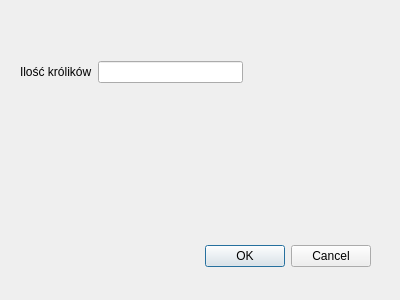
Old version of the form pjc_las/dialog.ui in the repository Martika98/PJC.
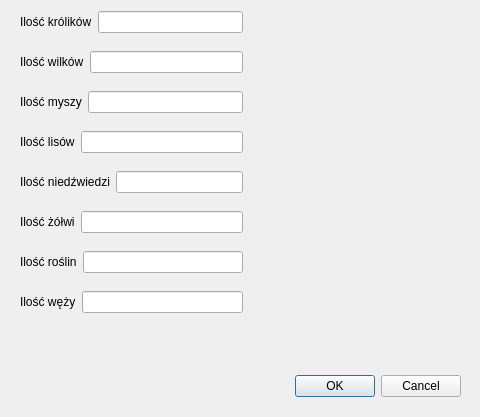
New version of the form.

The edit to the form file:
```diff
--- a/pjc_las/dialog.ui
+++ b/pjc_las/dialog.ui
@@ -6,8 +6,8 @@
    <rect>
     <x>0</x>
     <y>0</y>
-    <width>400</width>
-    <height>300</height>
+    <width>480</width>
+    <height>417</height>
    </rect>
   </property>
   <property name="windowTitle">
@@ -16,8 +16,8 @@
   <widget class="QDialogButtonBox" name="buttonBox">
    <property name="geometry">
     <rect>
-     <x>30</x>
-     <y>240</y>
+     <x>120</x>
+     <y>370</y>
      <width>341</width>
      <height>32</height>
     </rect>
@@ -29,11 +29,11 @@
     <set>QDialogButtonBox::Cancel|QDialogButtonBox::Ok</set>
    </property>
   </widget>
-  <widget class="QWidget" name="">
+  <widget class="QWidget" name="layoutWidget">
    <property name="geometry">
     <rect>
      <x>20</x>
-     <y>60</y>
+     <y>10</y>
      <width>223</width>
      <height>24</height>
     </rect>
@@ -51,6 +51,160 @@
     </item>
    </layout>
   </widget>
+  <widget class="QWidget" name="layoutWidget_2">
+   <property name="geometry">
+    <rect>
+     <x>20</x>
+     <y>50</y>
+     <width>223</width>
+     <height>24</height>
+    </rect>
+   </property>
+   <layout class="QHBoxLayout" name="horizontalLayout_2">
+    <item>
+     <widget class="QLabel" name="label_2">
+      <property name="text">
+       <string>Ilość wilków</string>
+      </property>
+     </widget>
+    </item>
+    <item>
+     <widget class="QLineEdit" name="lineEdit_2"/>
+    </item>
+   </layout>
+  </widget>
+  <widget class="QWidget" name="layoutWidget_3">
+   <property name="geometry">
+    <rect>
+     <x>20</x>
+     <y>90</y>
+     <width>223</width>
+     <height>24</height>
+    </rect>
+   </property>
+   <layout class="QHBoxLayout" name="horizontalLayout_3">
+    <item>
+     <widget class="QLabel" name="label_3">
+      <property name="text">
+       <string>Ilość myszy</string>
+      </property>
+     </widget>
+    </item>
+    <item>
+     <widget class="QLineEdit" name="lineEdit_3"/>
+    </item>
+   </layout>
+  </widget>
+  <widget class="QWidget" name="layoutWidget_4">
+   <property name="geometry">
+    <rect>
+     <x>20</x>
+     <y>130</y>
+     <width>223</width>
+     <height>24</height>
+    </rect>
+   </property>
+   <layout class="QHBoxLayout" name="horizontalLayout_4">
+    <item>
+     <widget class="QLabel" name="label_4">
+      <property name="text">
+       <string>Ilość lisów</string>
+      </property>
+     </widget>
+    </item>
+    <item>
+     <widget class="QLineEdit" name="lineEdit_4"/>
+    </item>
+   </layout>
+  </widget>
+  <widget class="QWidget" name="layoutWidget_5">
+   <property name="geometry">
+    <rect>
+     <x>20</x>
+     <y>170</y>
+     <width>223</width>
+     <height>24</height>
+    </rect>
+   </property>
+   <layout class="QHBoxLayout" name="horizontalLayout_5">
+    <item>
+     <widget class="QLabel" name="label_5">
+      <property name="text">
+       <string>Ilość niedźwiedzi</string>
+      </property>
+     </widget>
+    </item>
+    <item>
+     <widget class="QLineEdit" name="lineEdit_5"/>
+    </item>
+   </layout>
+  </widget>
+  <widget class="QWidget" name="layoutWidget_6">
+   <property name="geometry">
+    <rect>
+     <x>20</x>
+     <y>210</y>
+     <width>223</width>
+     <height>24</height>
+    </rect>
+   </property>
+   <layout class="QHBoxLayout" name="horizontalLayout_6">
+    <item>
+     <widget class="QLabel" name="label_6">
+      <property name="text">
+       <string>Ilość żółwi</string>
+      </property>
+     </widget>
+    </item>
+    <item>
+     <widget class="QLineEdit" name="lineEdit_6"/>
+    </item>
+   </layout>
+  </widget>
+  <widget class="QWidget" name="layoutWidget_7">
+   <property name="geometry">
+    <rect>
+     <x>20</x>
+     <y>250</y>
+     <width>223</width>
+     <height>24</height>
+    </rect>
+   </property>
+   <layout class="QHBoxLayout" name="horizontalLayout_7">
+    <item>
+     <widget class="QLabel" name="label_7">
+      <property name="text">
+       <string>Ilość roślin</string>
+      </property>
+     </widget>
+    </item>
+    <item>
+     <widget class="QLineEdit" name="lineEdit_7"/>
+    </item>
+   </layout>
+  </widget>
+  <widget class="QWidget" name="layoutWidget_8">
+   <property name="geometry">
+    <rect>
+     <x>20</x>
+     <y>290</y>
+     <width>223</width>
+     <height>24</height>
+    </rect>
+   </property>
+   <layout class="QHBoxLayout" name="horizontalLayout_8">
+    <item>
+     <widget class="QLabel" name="label_8">
+      <property name="text">
+       <string>Ilość węży</string>
+      </property>
+     </widget>
+    </item>
+    <item>
+     <widget class="QLineEdit" name="lineEdit_8"/>
+    </item>
+   </layout>
+  </widget>
  </widget>
  <resources/>
  <connections>
```
